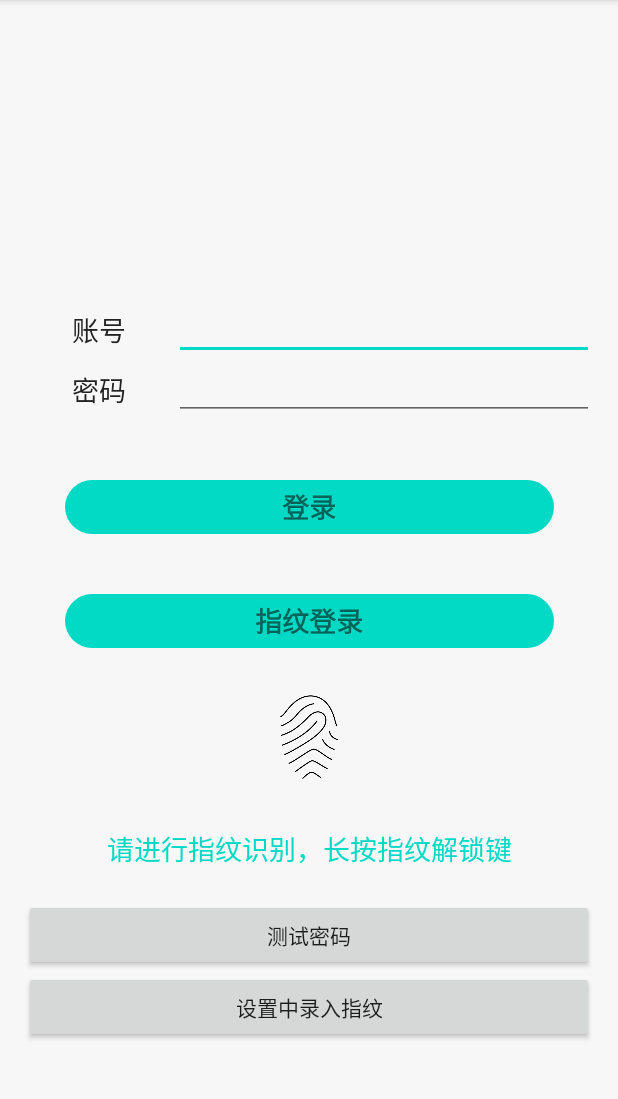
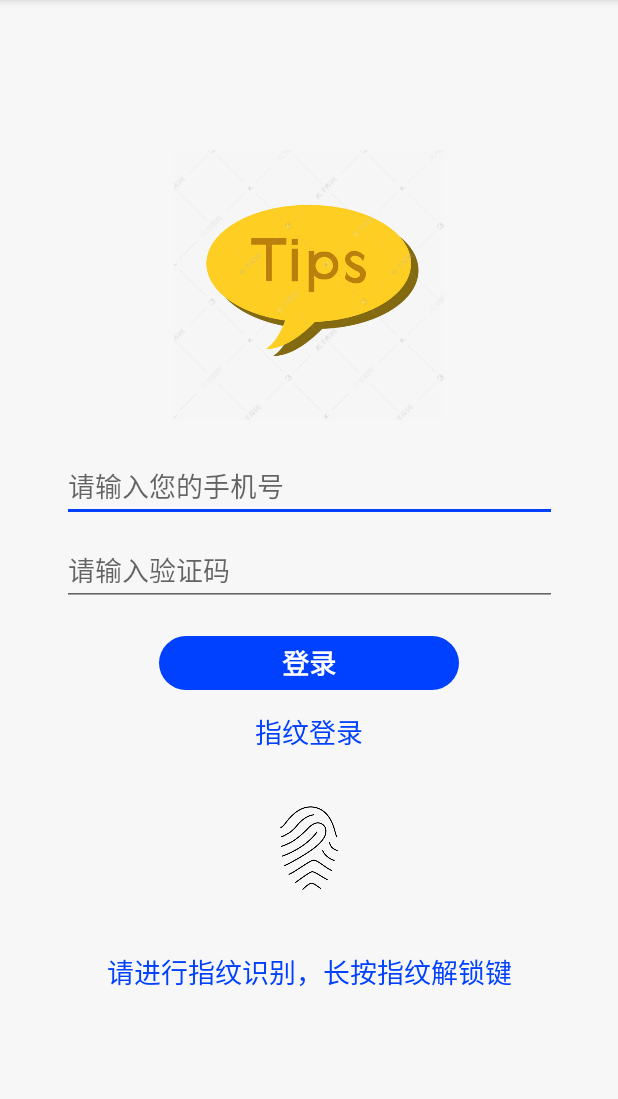
Before and after one commit to FreedsXing/Tips, an Android app: the screen it shows after launch (MainActivity), after a tap on "指纹登录", on a phone screen of 412 x 824 dp, the part 84-1183 px from its top. Run offline under Robolectric (Android 15) with nearby library versions, the phone set to English and light mode, and no system bars; our stand-ins replace ButterKnife.

Commit message:
添加logo, 完成登录页面

```diff
--- a/app/src/main/AndroidManifest.xml
+++ b/app/src/main/AndroidManifest.xml
@@ -8,7 +8,6 @@
         android:allowBackup="true"
         android:icon="@mipmap/ic_launcher"
         android:label="@string/app_name"
-        android:roundIcon="@mipmap/ic_launcher_round"
         android:supportsRtl="true"
         android:theme="@style/AppTheme">
         <activity android:name=".HomeActivity"></activity>
--- a/app/src/main/java/com/help/tip/MainActivity.java
+++ b/app/src/main/java/com/help/tip/MainActivity.java
@@ -109,12 +109,17 @@ public class MainActivity extends AppCompatActivity implements View.OnClickListe
                 break;
 
             case R.id.tv_login_fingerprint:
+                mFingerGuideImg.setVisibility(View.VISIBLE);
+                mFingerGuideTxt.setVisibility(View.VISIBLE);
 
                 if (Build.VERSION.SDK_INT >= Build.VERSION_CODES.M){
                    startFingerprintRecognition();
                 }
 
                 break;
+            case R.id.fingerprint_guide:
+
+            break;
             // set
             case R.id.fingerprint_recognition_sys_unlock:
                 startFingerprintRecognitionUnlockScreen();
@@ -134,7 +139,11 @@ public class MainActivity extends AppCompatActivity implements View.OnClickListe
              @Override
              public void onClick(View v) {
                  LogUtils.e("TAG", "----------setNegativeButton-------------");
+                 mFingerGuideImg.setVisibility(View.INVISIBLE);
+                 mFingerGuideTxt.setVisibility(View.INVISIBLE);
+
                  if (mFingerprintCore.isAuthenticating()) {
+
                      mFingerprintCore.cancelAuthenticate();
                      resetGuideViewState();
                  }
--- a/app/src/main/res/layout/activity_main.xml
+++ b/app/src/main/res/layout/activity_main.xml
@@ -8,54 +8,48 @@
     android:background="@color/colorBgF7"
     tools:context=".MainActivity">
 
-    <TextView
-        android:id="@+id/tv_account"
-        android:layout_width="100dp"
-        android:layout_height="40dp"
-        android:layout_marginTop="200dp"
-        android:gravity="center"
-        android:text="账号"
-        android:textColor="@color/colorText222"
-        android:textSize="@dimen/text_size_18sp"
+    <ImageView
+        android:layout_marginTop="100dp"
+        app:layout_constraintTop_toTopOf="parent"
         app:layout_constraintStart_toStartOf="parent"
-        app:layout_constraintTop_toTopOf="parent"></TextView>
+        app:layout_constraintEnd_toEndOf="parent"
+        android:background="@drawable/logo"
+        android:layout_width="180dp"
+        android:layout_height="180dp">
+    </ImageView>
 
     <EditText
+        android:hint="请输入您的手机号"
         android:id="@+id/et_account"
-        android:layout_width="0dp"
-        android:layout_height="40dp"
-        android:layout_marginTop="200dp"
+        android:layout_width="330dp"
+        android:layout_height="48dp"
+        android:layout_marginTop="300dp"
+        app:layout_constraintStart_toStartOf="parent"
         app:layout_constraintEnd_toEndOf="parent"
-        app:layout_constraintStart_toEndOf="@+id/tv_account"
-        app:layout_constraintTop_toTopOf="parent"></EditText>
+        app:layout_constraintTop_toTopOf="parent">
+    </EditText>
 
-    <TextView
-        android:id="@+id/tv_pwd"
-        android:layout_width="100dp"
-        android:layout_height="40dp"
-        android:gravity="center"
-        android:text="密码"
-        android:textColor="@color/colorText222"
-        android:textSize="@dimen/text_size_18sp"
-        app:layout_constraintStart_toStartOf="parent"
-        app:layout_constraintTop_toBottomOf="@+id/tv_account"></TextView>
 
     <EditText
+        android:layout_marginTop="8dp"
+        android:hint="请输入验证码"
         android:id="@+id/et_pwd"
-        android:layout_width="0dp"
-        android:layout_height="40dp"
+        android:layout_width="330dp"
+        android:layout_height="48dp"
+        app:layout_constraintStart_toStartOf="parent"
         app:layout_constraintEnd_toEndOf="parent"
-        app:layout_constraintStart_toEndOf="@+id/tv_pwd"
-        app:layout_constraintTop_toBottomOf="@+id/et_account"></EditText>
+        app:layout_constraintTop_toBottomOf="@+id/et_account">
+    </EditText>
 
     <TextView
         android:id="@+id/tv_login"
-        android:layout_width="326dp"
+        android:layout_width="200dp"
         android:layout_height="36dp"
-        android:layout_marginTop="40dp"
+        android:layout_marginTop="20dp"
         android:background="@drawable/bg_btn_main_color_radius_18dp"
         android:gravity="center"
         android:text="登录"
+        android:textColor="@color/colorWhite"
         android:textSize="@dimen/text_size_18sp"
         android:textStyle="bold"
         app:layout_constraintEnd_toEndOf="parent"
@@ -64,20 +58,20 @@
 
     <TextView
         android:id="@+id/tv_login_fingerprint"
-        android:layout_width="326dp"
+        android:layout_width="200dp"
         android:layout_height="36dp"
-        android:layout_marginTop="40dp"
-        android:background="@drawable/bg_btn_main_color_radius_18dp"
+        android:layout_marginTop="10dp"
         android:gravity="center"
         android:text="指纹登录"
+        android:textColor="@color/colorAccent"
         android:textSize="@dimen/text_size_18sp"
-        android:textStyle="bold"
         app:layout_constraintEnd_toEndOf="parent"
         app:layout_constraintStart_toStartOf="parent"
         app:layout_constraintTop_toBottomOf="@+id/tv_login"></TextView>
 
 
     <ImageView
+        android:visibility="gone"
         android:layout_marginTop="20dp"
         android:id="@+id/fingerprint_guide"
         android:layout_width="80dp"
@@ -89,13 +83,14 @@
         android:background="@drawable/fingerprint_normal" />
 
     <TextView
+        android:visibility="gone"
         app:layout_constraintEnd_toEndOf="parent"
         app:layout_constraintStart_toStartOf="parent"
         app:layout_constraintTop_toBottomOf="@+id/fingerprint_guide"
         android:id="@+id/fingerprint_guide_tip"
         android:layout_width="wrap_content"
         android:layout_height="wrap_content"
-        android:layout_marginTop="20dp"
+        android:layout_marginTop="28dp"
         android:layout_centerHorizontal="true"
         android:text="@string/fingerprint_recognition_guide_tip"
         android:textSize="18sp"
@@ -103,20 +98,18 @@
         android:layout_below="@id/fingerprint_guide" />
 
     <RelativeLayout
-        android:layout_marginTop="20dp"
+        android:visibility="gone"
+        app:layout_constraintBottom_toBottomOf="parent"
         app:layout_constraintEnd_toEndOf="parent"
         app:layout_constraintStart_toStartOf="parent"
-        app:layout_constraintTop_toBottomOf="@+id/fingerprint_guide_tip"
         android:layout_width="match_parent"
         android:layout_height="wrap_content">
-
         <Button
             android:id="@+id/fingerprint_recognition_sys_unlock"
             android:layout_width="match_parent"
             android:layout_height="wrap_content"
             android:layout_marginTop="0dp"
             android:text="测试密码" />
-
         <Button
             android:id="@+id/fingerprint_recognition_sys_setting"
             android:layout_width="match_parent"
--- a/app/src/main/res/mipmap-anydpi-v26/ic_launcher.xml
+++ /dev/null
@@ -1,5 +0,0 @@
-<?xml version="1.0" encoding="utf-8"?>
-<adaptive-icon xmlns:android="http://schemas.android.com/apk/res/android">
-    <background android:drawable="@drawable/ic_launcher_background" />
-    <foreground android:drawable="@drawable/ic_launcher_foreground" />
-</adaptive-icon>
--- a/app/src/main/res/values/colors.xml
+++ b/app/src/main/res/values/colors.xml
@@ -2,9 +2,9 @@
 <resources>
     <color name="colorPrimary">#6200EE</color>
     <color name="colorPrimaryDark">#3700B3</color>
-    <color name="colorAccent">#03DAC5</color>
+    <color name="colorAccent">#0040FF</color>
 
-    <color name="colorMain">#03DAC5</color>
+    <color name="colorMain">#0040FF</color>
 
 
     <color name="colorWhite">#FFFFFF</color>
```
Also changed, not shown: app/src/main/res/drawable/logo.jpg (added), app/src/main/res/mipmap-hdpi/ic_launcher.png (deleted), app/src/main/res/mipmap-mdpi/ic_launcher.png (deleted), app/src/main/res/mipmap-xhdpi/ic_launcher.png (deleted), app/src/main/res/mipmap-xxhdpi/ic_launcher.jpg (added), app/src/main/res/mipmap-xxhdpi/ic_launcher.png (deleted), app/src/main/res/mipmap-xxxhdpi/ic_launcher.png (deleted).
